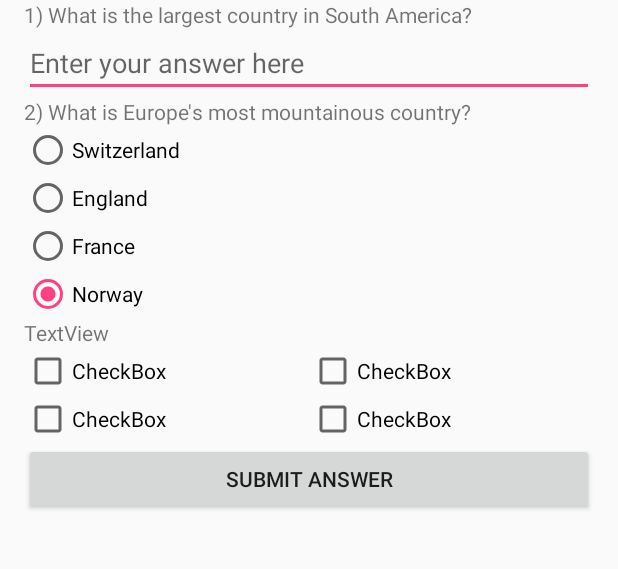
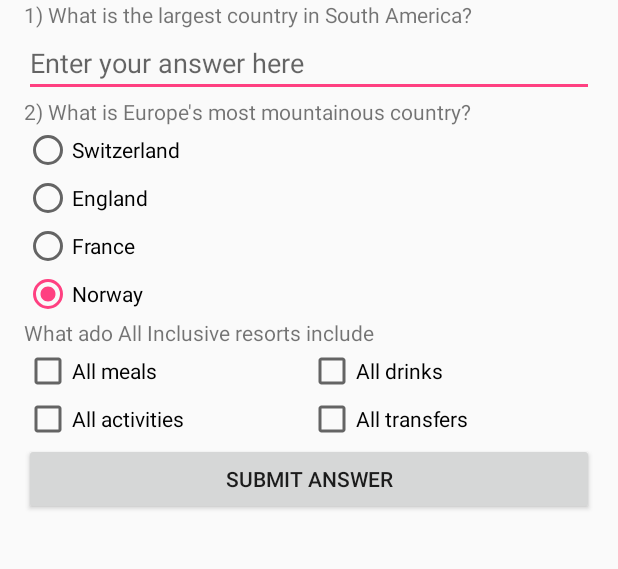
Before and after one commit to MarineNET/QuizApp, an Android app: the screen it shows after launch (MainActivity), after a tap on "SUBMIT ANSWER", on a phone screen of 412 x 824 dp, the part 192-761 px from its top. Run offline under Robolectric (Android 15) with nearby library versions, the phone set to English and light mode, and no system bars; 2 other taps on this screen came first.

```diff
--- a/app/src/main/java/com/viktorkhon/quizapp/MainActivity.java
+++ b/app/src/main/java/com/viktorkhon/quizapp/MainActivity.java
@@ -4,6 +4,7 @@ import android.support.v7.app.AppCompatActivity;
 import android.os.Bundle;
 import android.view.View;
 import android.widget.Button;
+import android.widget.CheckBox;
 import android.widget.EditText;
 import android.widget.RadioButton;
 import android.widget.RadioGroup;
@@ -39,10 +40,17 @@ public class MainActivity extends AppCompatActivity {
         } else {
             wrongAnswer++;
         }
+        if (answerForQuestion3()) {
+            rightAnswer++;
+        } else {
+            wrongAnswer++;
+        }
         Toast.makeText(this,
                 "You have " + rightAnswer + " correct and " +
                         wrongAnswer +" incorrect answers"
                 , Toast.LENGTH_LONG).show();
+        rightAnswer = 0;
+        wrongAnswer = 0;
     }
 
     private boolean answerForQuestion1() {
@@ -80,4 +88,16 @@ public class MainActivity extends AppCompatActivity {
         return false;
     }
 
+    private boolean answerForQuestion3() {
+        CheckBox checkBox1 = (CheckBox) findViewById(R.id.checkBox1);
+        CheckBox checkBox2 = (CheckBox) findViewById(R.id.checkBox2);
+        CheckBox checkBox3 = (CheckBox) findViewById(R.id.checkBox3);
+        CheckBox checkBox4 = (CheckBox) findViewById(R.id.checkBox4);
+        if (checkBox1.isChecked() && checkBox2.isChecked() &&
+                !checkBox3.isChecked() && !checkBox4.isChecked()) {
+            return true;
+        }
+        return false;
+    }
+
 }
--- a/app/src/main/res/layout/activity_main.xml
+++ b/app/src/main/res/layout/activity_main.xml
@@ -79,7 +79,7 @@
             android:id="@+id/textView4"
             android:layout_width="match_parent"
             android:layout_height="wrap_content"
-            android:text="TextView"/>
+            android:text="What ado All Inclusive resorts include"/>
 
         <LinearLayout
             android:layout_width="match_parent"
@@ -87,18 +87,18 @@
             android:orientation="horizontal">
 
             <CheckBox
-                android:id="@+id/checkBox5"
+                android:id="@+id/checkBox1"
                 android:layout_width="wrap_content"
                 android:layout_height="wrap_content"
                 android:layout_weight="1"
-                android:text="CheckBox"/>
+                android:text="All meals"/>
 
             <CheckBox
-                android:id="@+id/checkBox4"
+                android:id="@+id/checkBox2"
                 android:layout_width="wrap_content"
                 android:layout_height="wrap_content"
                 android:layout_weight="1"
-                android:text="CheckBox"/>
+                android:text="All drinks"/>
 
         </LinearLayout>
 
@@ -108,18 +108,18 @@
             android:orientation="horizontal">
 
             <CheckBox
-                android:id="@+id/checkBox7"
+                android:id="@+id/checkBox3"
                 android:layout_width="wrap_content"
                 android:layout_height="wrap_content"
                 android:layout_weight="1"
-                android:text="CheckBox"/>
+                android:text="All activities"/>
 
             <CheckBox
-                android:id="@+id/checkBox6"
+                android:id="@+id/checkBox4"
                 android:layout_width="wrap_content"
                 android:layout_height="wrap_content"
                 android:layout_weight="1"
-                android:text="CheckBox"/>
+                android:text="All transfers"/>
         </LinearLayout>
 
         <Button
```
